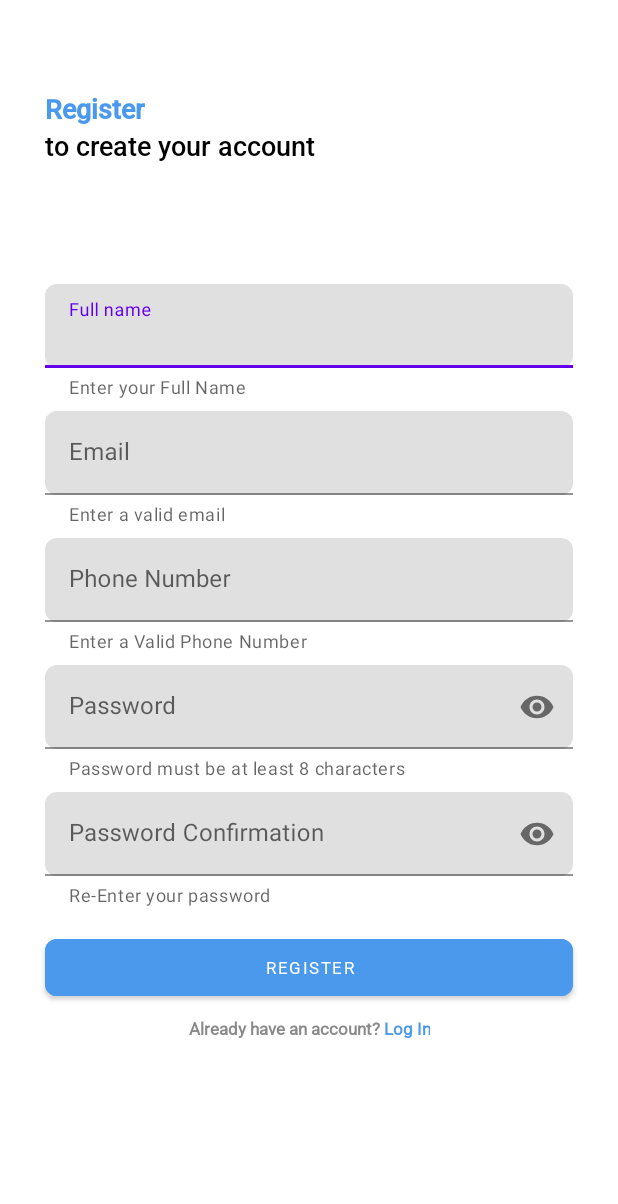
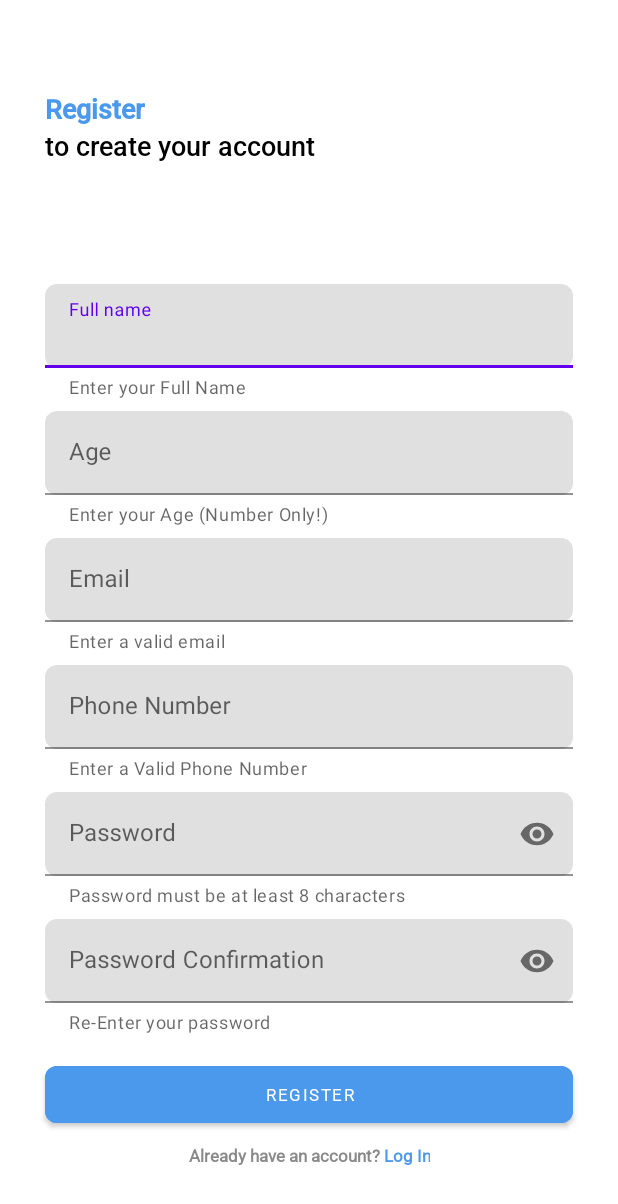
Before and after one commit to 0utperform/MobileDevelopment, an Android app: the screen it shows after launch (RegisterActivity), after a tap on "Don’t have an account? Sign up", on a phone screen of 412 x 824 dp. Shown: the top 1204 px of the screen. Run offline under Robolectric (Android 15) with nearby library versions, the phone set to English and light mode, and no system bars; our stand-ins replace Dagger/Hilt's generated code; libraries missing offline, so code that uses them is left out: io.github.jan.supabase.

Commit message:
added age info

```diff
--- a/app/build.gradle.kts
+++ b/app/build.gradle.kts
@@ -60,7 +60,7 @@ android {
 dependencies {
     implementation (libs.kotlinx.metadata.jvm)
 
-
+    implementation (libs.glide)
     implementation (libs.material)
 
     implementation (libs.retrofit)
--- a/app/src/main/java/com/example/a0utperform/data/local/datastore/UserPreference.kt
+++ b/app/src/main/java/com/example/a0utperform/data/local/datastore/UserPreference.kt
@@ -19,6 +19,7 @@ class UserPreference private constructor(private val dataStore: DataStore<Prefer
         dataStore.edit { preferences ->
             preferences[USERID_KEY] = user.userId
             preferences[NAME_KEY] = user.name
+            preferences[AGE_KEY] = user.age ?: "null"
             preferences[EMAIL_KEY] = user.email
             preferences[PHONE_KEY] = user.phone
             preferences[ROLE_KEY] = user.role ?: "Staff"
@@ -33,6 +34,7 @@ class UserPreference private constructor(private val dataStore: DataStore<Prefer
             UserModel(
                 userId = preferences[USERID_KEY] ?: "",
                 name = preferences[NAME_KEY] ?: "Charlie",
+                age = preferences[AGE_KEY]?: "null",
                 email = preferences[EMAIL_KEY] ?: "",
                 phone = preferences[PHONE_KEY] ?: "",
                 role = preferences[ROLE_KEY]?: "Null",
@@ -54,6 +56,7 @@ class UserPreference private constructor(private val dataStore: DataStore<Prefer
 
         private val USERID_KEY = stringPreferencesKey("userid")
         private val NAME_KEY = stringPreferencesKey("name")
+        private val AGE_KEY = stringPreferencesKey("age")
         private val EMAIL_KEY = stringPreferencesKey("email")
         private val PHONE_KEY = stringPreferencesKey("phone")
         private val ROLE_KEY = stringPreferencesKey("role")
--- a/app/src/main/java/com/example/a0utperform/data/model/UserModel.kt
+++ b/app/src/main/java/com/example/a0utperform/data/model/UserModel.kt
@@ -8,8 +8,9 @@ import kotlinx.serialization.Serializable
 data class UserModel(
     @SerialName("user_id")
     val userId: String,
+    val name: String,
+    val age: String? = null,
     val email: String,
-    val name: String,
     val role: String? = null,
     val phone: String,
     val isLogin: Boolean? = false,
--- a/app/src/main/java/com/example/a0utperform/data/repository/AuthRepository.kt
+++ b/app/src/main/java/com/example/a0utperform/data/repository/AuthRepository.kt
@@ -99,6 +99,7 @@ class AuthRepository @Inject constructor(
 
             val userModel = UserModel(
                 userId = user.id,
+                age = userData.age,
                 email = user.email.orEmpty(),
                 name = userData.name,
                 phone = userData.phone,
@@ -133,7 +134,7 @@ class AuthRepository @Inject constructor(
             null
         }
     }
-    suspend fun registerUser(name: String, email: String, password: String, phone: String): Result<UserModel> {
+    suspend fun registerUser(name: String, age: String, email: String, password: String, phone: String): Result<UserModel> {
         return try {
             val firstName = name.split(" ").firstOrNull() ?: name
 
@@ -145,6 +146,7 @@ class AuthRepository @Inject constructor(
                     put("display_name", JsonPrimitive(firstName))
                     put("full_name", JsonPrimitive(name))
                     put("phone", JsonPrimitive(phone))
+                    put("age", JsonPrimitive(age))
                 }
             }
 
@@ -177,8 +179,9 @@ class AuthRepository @Inject constructor(
 
             val userModel = UserModel(
                 user.id,
+                userData.name,
+                userData.age,
                 email,
-                userData.name,
                 userData.role,
                 userData.phone,
                 isLogin = true,
@@ -219,14 +222,16 @@ class AuthRepository @Inject constructor(
         if (existingUser != null) return existingUser
 
         val name = user.userMetadata?.get("full_name")?.jsonPrimitive?.contentOrNull ?: ""
+        val age = user.userMetadata?.get("age")?.jsonPrimitive?.contentOrNull ?: ""
         val phone = user.userMetadata?.get("phone")?.jsonPrimitive?.contentOrNull ?: ""
         val role = "Staff"
         val created = user.createdAt?.toString() ?: "null"
 
         val newUser = UserModel(
             userId = user.id,
+            name = name,
+            age = age,
             email = user.email.orEmpty(),
-            name = name,
             phone = phone,
             role = role,
             isLogin = true,
--- a/app/src/main/java/com/example/a0utperform/ui/register/RegisterViewModel.kt
+++ b/app/src/main/java/com/example/a0utperform/ui/register/RegisterViewModel.kt
@@ -17,9 +17,9 @@ class RegisterViewModel @Inject constructor(
     private val _registerResult = MutableLiveData<Result<UserModel?>>()
     val registerResult: LiveData<Result<UserModel?>> get() = _registerResult
 
-    fun registerUser(name: String, email: String, password: String, phone: String) {
+    fun registerUser(name: String, age: String, email: String, password: String, phone: String) {
         viewModelScope.launch {
-            val result = authRepository.registerUser(name, email, password, phone)
+            val result = authRepository.registerUser(name, age, email, password, phone,)
             _registerResult.value = result
         }
     }
--- a/app/src/main/res/layout/activity_register.xml
+++ b/app/src/main/res/layout/activity_register.xml
@@ -60,6 +60,31 @@
     </com.google.android.material.textfield.TextInputLayout>
 
     <com.google.android.material.textfield.TextInputLayout
+        android:id="@+id/ageTextInputLayout"
+        android:layout_width="match_parent"
+        android:layout_height="wrap_content"
+        android:layout_marginStart="@dimen/margin_medium"
+        android:layout_marginEnd="@dimen/margin_medium"
+        android:layout_marginTop="@dimen/margin_top_small"
+        android:hint="@string/age"
+        app:errorEnabled="true"
+        app:boxCornerRadiusTopStart="@dimen/corner_radius"
+        app:boxCornerRadiusBottomStart="@dimen/corner_radius"
+        app:boxCornerRadiusTopEnd="@dimen/corner_radius"
+        app:boxCornerRadiusBottomEnd="@dimen/corner_radius"
+        app:layout_constraintTop_toBottomOf="@id/nameTextInputLayout"
+        app:layout_constraintStart_toStartOf="parent"
+        app:layout_constraintEnd_toEndOf="parent"
+        app:helperText="Enter your Age (Number Only!) ">
+
+        <com.google.android.material.textfield.TextInputEditText
+            android:id="@+id/ed_age"
+            android:layout_width="match_parent"
+            android:layout_height="wrap_content"
+            android:inputType="number" />
+    </com.google.android.material.textfield.TextInputLayout>
+
+    <com.google.android.material.textfield.TextInputLayout
         android:id="@+id/emailTextInputLayout"
         android:layout_width="match_parent"
         android:layout_height="wrap_content"
@@ -74,7 +99,7 @@
         app:errorEnabled="true"
         app:layout_constraintEnd_toEndOf="parent"
         app:layout_constraintStart_toStartOf="parent"
-        app:layout_constraintTop_toBottomOf="@id/nameTextInputLayout"
+        app:layout_constraintTop_toBottomOf="@id/ageTextInputLayout"
         app:helperText="Enter a valid email">
 
         <com.google.android.material.textfield.TextInputEditText
--- a/app/src/main/res/values-night/strings.xml
+++ b/app/src/main/res/values-night/strings.xml
@@ -57,4 +57,7 @@
     <string name="settings">Settings</string>
     <string name="logout">Logout</string>
     <string name="notifications">Notifications</string>
+    <string name="placeholder_name">User</string>
+    <string name="placolder_role">Role</string>
+    <string name="age">Age</string>
 </resources>
--- a/app/src/main/res/values-sw400dp-h700dp/strings.xml
+++ b/app/src/main/res/values-sw400dp-h700dp/strings.xml
@@ -54,4 +54,7 @@
     <string name="settings">Settings</string>
     <string name="logout">Logout</string>
     <string name="notifications">Notifications</string>
+    <string name="placeholder_name">User</string>
+    <string name="placolder_role">Role</string>
+    <string name="age">Age</string>
 </resources>
--- a/app/src/main/res/values-sw400dp-h900dp/strings.xml
+++ b/app/src/main/res/values-sw400dp-h900dp/strings.xml
@@ -54,4 +54,7 @@
     <string name="settings">Settings</string>
     <string name="logout">Logout</string>
     <string name="notifications">Notifications</string>
+    <string name="placeholder_name">User</string>
+    <string name="placolder_role">Role</string>
+    <string name="age">Age</string>
 </resources>
--- a/app/src/main/res/values/strings.xml
+++ b/app/src/main/res/values/strings.xml
@@ -56,4 +56,7 @@
     <string name="settings">Settings</string>
     <string name="logout">Logout</string>
     <string name="notifications">Notifications</string>
+    <string name="placeholder_name">User</string>
+    <string name="placolder_role">Role</string>
+    <string name="age">Age</string>
 </resources>
--- a/gradle/libs.versions.toml
+++ b/gradle/libs.versions.toml
@@ -3,6 +3,7 @@ agp = "8.8.2"
 converterGson = "2.11.0"
 facebookLogin = "18.0.2"
 firebaseBom = "33.10.0"
+glide = "4.16.0"
 googleMaterial = "1.11.0"
 hiltAndroid = "2.51.1"
 kotlin = "2.0.0"
@@ -40,6 +41,7 @@ converter-gson = { module = "com.squareup.retrofit2:converter-gson", version.ref
 facebook-login = { module = "com.facebook.android:facebook-login", version.ref = "facebookLogin" }
 
 
+glide = { module = "com.github.bumptech.glide:glide", version.ref = "glide" }
 hilt-android = { module = "com.google.dagger:hilt-android", version.ref = "hiltAndroid" }
 hilt-android-compiler = { module = "com.google.dagger:hilt-android-compiler", version.ref = "hiltAndroid" }
 hilt-android-gradle-plugin = { module = "com.google.dagger:hilt-android-gradle-plugin", version.ref = "hiltAndroid" }
```
Also changed, not shown: app/src/main/java/com/example/a0utperform/data/repository/DatabaseRepository.kt (+20 -0 lines), app/src/main/java/com/example/a0utperform/ui/main_activity/profile/ProfileFragment.kt (+22 -3 lines), app/src/main/java/com/example/a0utperform/ui/main_activity/profile/ProfileViewModel.kt (+11 -0 lines), app/src/main/java/com/example/a0utperform/ui/register/RegisterActivity.kt (+9 -2 lines), app/src/main/res/layout/fragment_profile.xml (+8 -4 lines).
